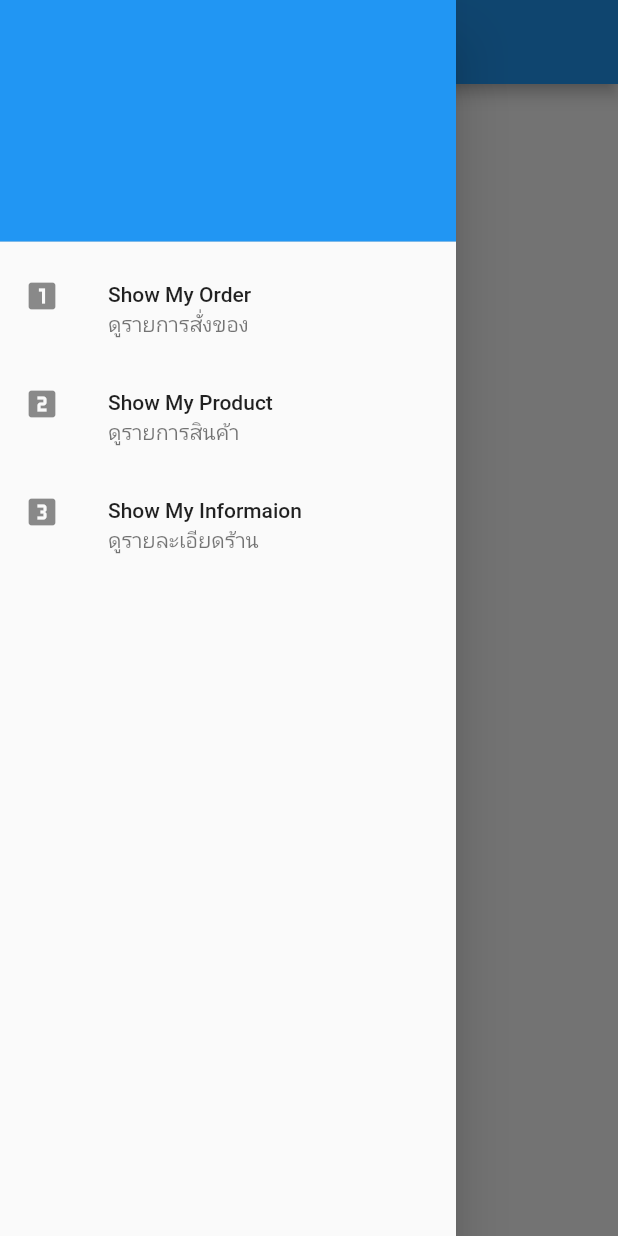
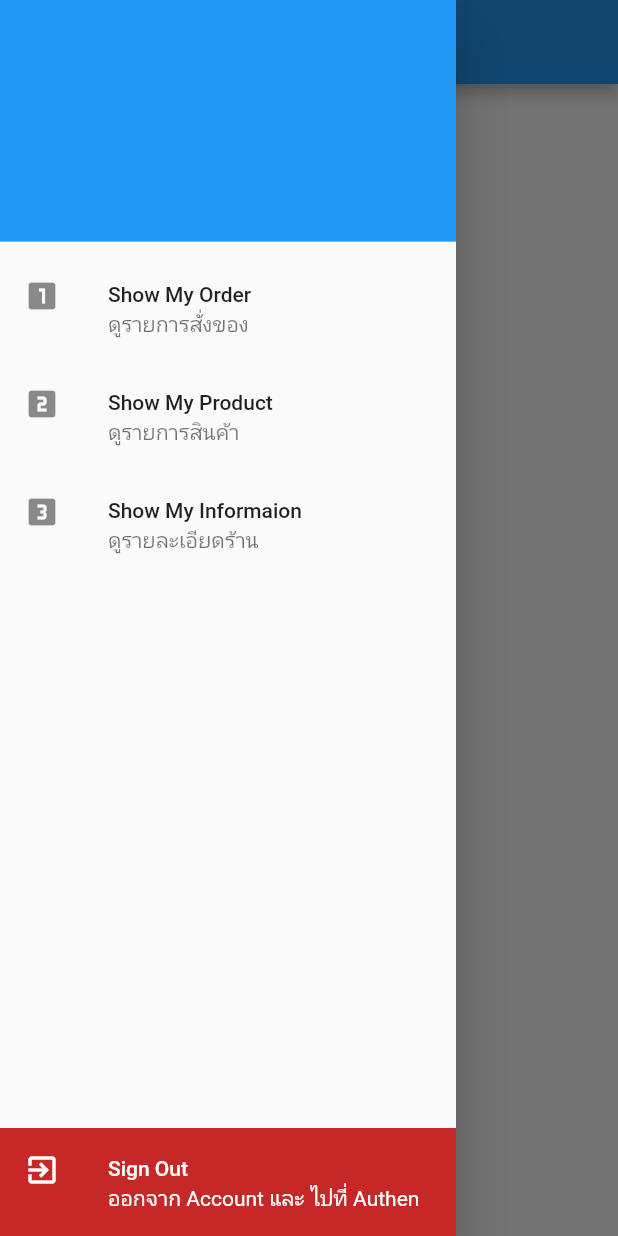
Before and after one commit to masterUNG/UngRciV2, a Flutter app: the MainShop screen opened directly, with the side drawer open, on a phone screen of 412 x 824 dp. Run offline on Flutter 3.47's test engine with Material 2 defaults, Android fonts, the phone set to English and light mode, and no system bars; our stand-ins replace dio, shared_preferences; accounts and stored records are empty.

Commit message:
update 10.21

```diff
--- a/lib/page/main_shop.dart
+++ b/lib/page/main_shop.dart
@@ -1,5 +1,6 @@
 import 'package:flutter/material.dart';
 import 'package:shared_preferences/shared_preferences.dart';
+import 'package:ungrci/utility/my_style.dart';
 import 'package:ungrci/widget/show_info_shop.dart';
 import 'package:ungrci/widget/show_my_order_shop.dart';
 import 'package:ungrci/widget/show_my_product.dart';
@@ -41,12 +42,16 @@ class _MainShopState extends State<MainShop> {
 
   Drawer showDrawer() {
     return Drawer(
-      child: Column(
+      child: Stack(
         children: <Widget>[
-          UserAccountsDrawerHeader(accountName: null, accountEmail: null),
-          menuMyOrder(),
-          menuMyProduct(),
-          menuMyInformation(),
+          Column(
+            children: <Widget>[
+              UserAccountsDrawerHeader(accountName: null, accountEmail: null),
+              menuMyOrder(),
+              menuMyProduct(),
+              menuMyInformation(),
+            ],
+          ),MyStyle().menuSignOut(context),
         ],
       ),
     );
--- a/lib/utility/my_style.dart
+++ b/lib/utility/my_style.dart
@@ -1,11 +1,47 @@
 import 'package:flutter/material.dart';
+import 'package:shared_preferences/shared_preferences.dart';
+import 'package:ungrci/page/authen.dart';
 
 class MyStyle {
   Color mainColor = Colors.pink;
   Color darkColor = Colors.blue.shade800;
 
-  Widget showProgress(){
-    return Center(child: CircularProgressIndicator(),);
+  Widget menuSignOut(BuildContext context) {
+    return Column(
+      mainAxisAlignment: MainAxisAlignment.end,
+      children: <Widget>[
+        Container(
+          decoration: BoxDecoration(color: Colors.red.shade800),
+          child: ListTile(
+            leading: Icon(Icons.exit_to_app, color: Colors.white),
+            title: Text(
+              'Sign Out',
+              style: TextStyle(color: Colors.white),
+            ),
+            subtitle: Text(
+              'ออกจาก Account และ ไปที่ Authen',
+              style: TextStyle(color: Colors.white),
+            ),
+            onTap: () async {
+              SharedPreferences preferences =
+                  await SharedPreferences.getInstance();
+              preferences.clear();
+
+              MaterialPageRoute route = MaterialPageRoute(
+                builder: (context) => Authen(),
+              );
+              Navigator.pushAndRemoveUntil(context, route, (route) => false);
+            },
+          ),
+        ),
+      ],
+    );
+  }
+
+  Widget showProgress() {
+    return Center(
+      child: CircularProgressIndicator(),
+    );
   }
 
   InputDecoration myInputDecoration(String string) {
```
Also changed, not shown: lib/page/main_user.dart (+9 -1 lines).
